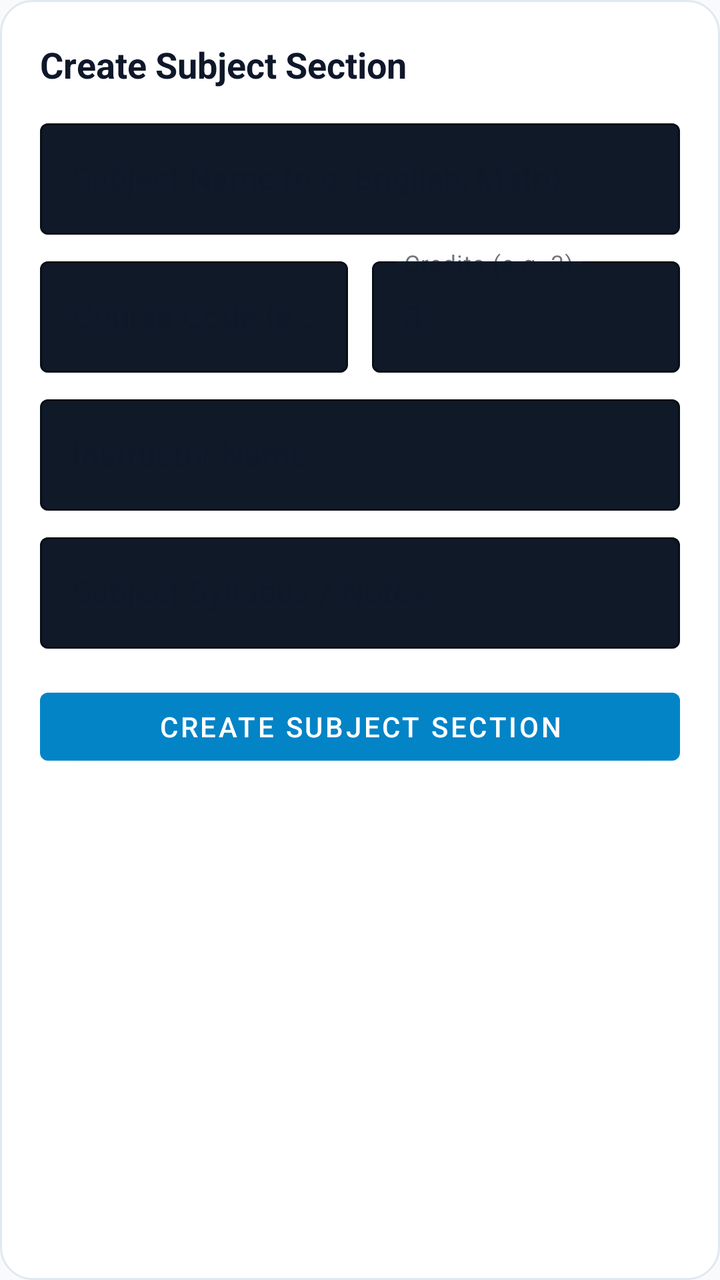
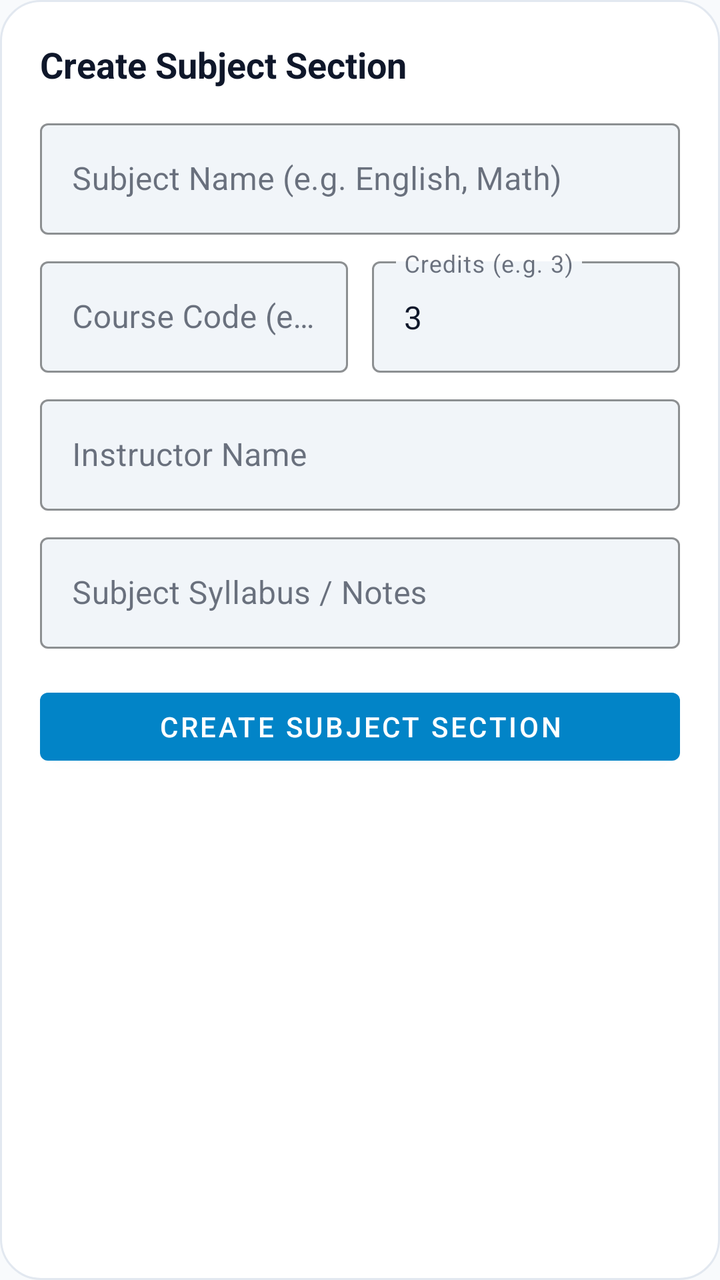

The first picture is an Android layout as it rendered before a commit; the second is the same layout after the commit. The layout source and the unified diff follow.
<!-- AndroidManifest.xml: application theme Theme.LifeSync -->
<!-- res/layout/dialog_add_subject.xml -->
<?xml version="1.0" encoding="utf-8"?>
<LinearLayout xmlns:android="http://schemas.android.com/apk/res/android"
    xmlns:app="http://schemas.android.com/apk/res-auto"
    android:layout_width="match_parent"
    android:layout_height="wrap_content"
    android:background="@drawable/bg_dialog_obsidian_solid"
    android:orientation="vertical"
    android:padding="20dp">

    <TextView
        android:layout_width="wrap_content"
        android:layout_height="wrap_content"
        android:text="Create Subject Section"
        android:textColor="@color/text_primary"
        android:textSize="18sp"
        android:textStyle="bold" />

    <com.google.android.material.textfield.TextInputLayout
        style="@style/Widget.MaterialComponents.TextInputLayout.OutlinedBox"
        android:layout_width="match_parent"
        android:layout_height="wrap_content"
        android:layout_marginTop="12dp"
        app:boxBackgroundColor="#101928"
        app:boxStrokeColor="#263852"
        android:hint="Subject Name (e.g. English, Math)">

        <com.google.android.material.textfield.TextInputEditText
            android:id="@+id/etSubjectName"
            android:layout_width="match_parent"
            android:layout_height="wrap_content"
            android:textColor="@color/text_primary" />
    </com.google.android.material.textfield.TextInputLayout>

    <LinearLayout
        android:layout_width="match_parent"
        android:layout_height="wrap_content"
        android:layout_marginTop="8dp"
        android:orientation="horizontal">

        <com.google.android.material.textfield.TextInputLayout
            style="@style/Widget.MaterialComponents.TextInputLayout.OutlinedBox"
            android:layout_width="0dp"
            android:layout_height="wrap_content"
            android:layout_marginEnd="6dp"
            android:layout_weight="1"
            app:boxBackgroundColor="#101928"
            app:boxStrokeColor="#263852"
            android:hint="Course Code (e.g. CS-204)">

            <com.google.android.material.textfield.TextInputEditText
                android:id="@+id/etSubjectCode"
                android:layout_width="match_parent"
                android:layout_height="wrap_content"
                android:textColor="@color/text_primary" />
        </com.google.android.material.textfield.TextInputLayout>

        <com.google.android.material.textfield.TextInputLayout
            style="@style/Widget.MaterialComponents.TextInputLayout.OutlinedBox"
            android:layout_width="0dp"
            android:layout_height="wrap_content"
            android:layout_marginStart="6dp"
            android:layout_weight="1"
            app:boxBackgroundColor="#101928"
            app:boxStrokeColor="#263852"
            android:hint="Credits (e.g. 3)">

            <com.google.android.material.textfield.TextInputEditText
                android:id="@+id/etSubjectCredits"
                android:layout_width="match_parent"
                android:layout_height="wrap_content"
                android:textColor="@color/text_primary"
                android:inputType="number"
                android:text="3" />
        </com.google.android.material.textfield.TextInputLayout>
    </LinearLayout>

    <com.google.android.material.textfield.TextInputLayout
        style="@style/Widget.MaterialComponents.TextInputLayout.OutlinedBox"
        android:layout_width="match_parent"
        android:layout_height="wrap_content"
        android:layout_marginTop="8dp"
        app:boxBackgroundColor="#101928"
        app:boxStrokeColor="#263852"
        android:hint="Instructor Name">

        <com.google.android.material.textfield.TextInputEditText
            android:id="@+id/etSubjectInstructor"
            android:layout_width="match_parent"
            android:layout_height="wrap_content"
            android:textColor="@color/text_primary" />
    </com.google.android.material.textfield.TextInputLayout>

    <com.google.android.material.textfield.TextInputLayout
        style="@style/Widget.MaterialComponents.TextInputLayout.OutlinedBox"
        android:layout_width="match_parent"
        android:layout_height="wrap_content"
        android:layout_marginTop="8dp"
        app:boxBackgroundColor="#101928"
        app:boxStrokeColor="#263852"
        android:hint="Subject Syllabus / Notes">

        <com.google.android.material.textfield.TextInputEditText
            android:id="@+id/etSubjectNotes"
            android:layout_width="match_parent"
            android:layout_height="wrap_content"
            android:textColor="@color/text_primary" />
    </com.google.android.material.textfield.TextInputLayout>

    <com.google.android.material.button.MaterialButton
        android:id="@+id/btnSaveSubject"
        android:layout_width="match_parent"
        android:layout_height="46dp"
        android:layout_marginTop="16dp"
        android:text="Create Subject Section" />

</LinearLayout>
<!-- resources referenced by this layout -->
<resources>
  <color name="text_primary">#0F172A</color>
  <!-- drawable bg_dialog_obsidian_solid (drawable) -->
  <?xml version="1.0" encoding="utf-8"?>
  <shape xmlns:android="http://schemas.android.com/apk/res/android"
      android:shape="rectangle">
      <solid android:color="@color/surface" />
      <corners android:radius="16dp" />
      <stroke
          android:width="1dp"
          android:color="@color/card_stroke" />
  </shape>
  <style name="Theme.LifeSync" parent="Theme.MaterialComponents.DayNight.NoActionBar">
          <item name="colorPrimary">@color/primary</item>
          <item name="colorPrimaryVariant">@color/primary_variant</item>
          <item name="colorOnPrimary">@color/on_primary</item>
          <item name="colorSecondary">@color/secondary</item>
          <item name="colorSecondaryVariant">@color/secondary_variant</item>
          <item name="colorOnSecondary">@color/on_secondary</item>
          <item name="colorSurface">@color/surface</item>
          <item name="colorOnSurface">@color/text_primary</item>
          <item name="colorOnBackground">@color/text_primary</item>
          <item name="colorOnSurfaceVariant">@color/text_secondary</item>
          <item name="android:colorBackground">@color/background</item>
          <item name="android:windowBackground">@color/background</item>
          <item name="android:textColorPrimary">@color/text_primary</item>
          <item name="android:textColorSecondary">@color/text_secondary</item>
          <item name="android:statusBarColor">@color/background</item>
          <item name="android:windowLightStatusBar">true</item>
          <item name="android:navigationBarColor">@color/background</item>
          <item name="materialCardViewStyle">@style/CardElevationRounded</item>
          <item name="android:textViewStyle">@style/DuoRhythmTextView</item>
          <item name="android:editTextStyle">@style/DuoRhythmEditText</item>
          <item name="editTextStyle">@style/DuoRhythmEditText</item>
      </style>
  <color name="surface">#FFFFFF</color>
  <color name="card_stroke">#E2E8F0</color>
  <color name="primary">#0284C7</color>
  <color name="primary_variant">#0369A1</color>
  <color name="on_primary">#FFFFFF</color>
  <color name="secondary">#7C3AED</color>
  <color name="secondary_variant">#6D28D9</color>
  <color name="on_secondary">#FFFFFF</color>
  <color name="text_secondary">#64748B</color>
  <color name="background">#F8FAFC</color>
  <style name="CardElevationRounded" parent="Widget.MaterialComponents.CardView">
          <item name="cardCornerRadius">22dp</item>
          <item name="cardElevation">2dp</item>
          <item name="strokeWidth">1dp</item>
          <item name="strokeColor">@color/card_stroke</item>
          <item name="cardBackgroundColor">@color/surface_card</item>
      </style>
  <style name="DuoRhythmTextView" parent="android:Widget.TextView">
          <item name="android:lineSpacingExtra">2dp</item>
          <item name="android:fontFamily">sans-serif</item>
          <item name="android:includeFontPadding">true</item>
      </style>
  <style name="DuoRhythmEditText" parent="android:Widget.EditText">
          <item name="android:lineSpacingExtra">2dp</item>
          <item name="android:fontFamily">sans-serif</item>
          <item name="android:includeFontPadding">true</item>
          <item name="android:textColor">@color/text_primary</item>
          <item name="android:textColorHint">@color/text_secondary</item>
      </style>
  <color name="surface_card">#FFFFFF</color>
</resources>

<!-- the commit's change to res/layout/dialog_add_subject.xml (unified diff, before → after) -->
@@ -3,7 +3,7 @@
     xmlns:app="http://schemas.android.com/apk/res-auto"
     android:layout_width="match_parent"
     android:layout_height="wrap_content"
-    android:background="@drawable/bg_dialog_obsidian_solid"
+    android:background="@drawable/bg_dialog_glass"
     android:orientation="vertical"
     android:padding="20dp">
 
@@ -20,15 +20,16 @@
         android:layout_width="match_parent"
         android:layout_height="wrap_content"
         android:layout_marginTop="12dp"
-        app:boxBackgroundColor="#101928"
-        app:boxStrokeColor="#263852"
+        app:boxBackgroundColor="@color/surface_variant"
+        app:boxStrokeColor="@color/card_stroke_bright"
         android:hint="Subject Name (e.g. English, Math)">
 
         <com.google.android.material.textfield.TextInputEditText
             android:id="@+id/etSubjectName"
             android:layout_width="match_parent"
             android:layout_height="wrap_content"
-            android:textColor="@color/text_primary" />
+            android:textColor="?attr/colorOnSurface"
+            android:textColorHint="?attr/colorOutline" />
     </com.google.android.material.textfield.TextInputLayout>
 
     <LinearLayout
@@ -43,15 +44,16 @@
             android:layout_height="wrap_content"
             android:layout_marginEnd="6dp"
             android:layout_weight="1"
-            app:boxBackgroundColor="#101928"
-            app:boxStrokeColor="#263852"
+            app:boxBackgroundColor="@color/surface_variant"
+            app:boxStrokeColor="@color/card_stroke_bright"
             android:hint="Course Code (e.g. CS-204)">
 
             <com.google.android.material.textfield.TextInputEditText
                 android:id="@+id/etSubjectCode"
                 android:layout_width="match_parent"
                 android:layout_height="wrap_content"
-                android:textColor="@color/text_primary" />
+                android:textColor="?attr/colorOnSurface"
+                android:textColorHint="?attr/colorOutline" />
         </com.google.android.material.textfield.TextInputLayout>
 
         <com.google.android.material.textfield.TextInputLayout
@@ -60,17 +62,18 @@
             android:layout_height="wrap_content"
             android:layout_marginStart="6dp"
             android:layout_weight="1"
-            app:boxBackgroundColor="#101928"
-            app:boxStrokeColor="#263852"
+            app:boxBackgroundColor="@color/surface_variant"
+            app:boxStrokeColor="@color/card_stroke_bright"
             android:hint="Credits (e.g. 3)">
 
             <com.google.android.material.textfield.TextInputEditText
                 android:id="@+id/etSubjectCredits"
                 android:layout_width="match_parent"
                 android:layout_height="wrap_content"
-                android:textColor="@color/text_primary"
                 android:inputType="number"
-                android:text="3" />
+                android:text="3"
+                android:textColor="?attr/colorOnSurface"
+                android:textColorHint="?attr/colorOutline" />
         </com.google.android.material.textfield.TextInputLayout>
     </LinearLayout>
 
@@ -79,15 +82,16 @@
         android:layout_width="match_parent"
         android:layout_height="wrap_content"
         android:layout_marginTop="8dp"
-        app:boxBackgroundColor="#101928"
-        app:boxStrokeColor="#263852"
+        app:boxBackgroundColor="@color/surface_variant"
+        app:boxStrokeColor="@color/card_stroke_bright"
         android:hint="Instructor Name">
 
         <com.google.android.material.textfield.TextInputEditText
             android:id="@+id/etSubjectInstructor"
             android:layout_width="match_parent"
             android:layout_height="wrap_content"
-            android:textColor="@color/text_primary" />
+            android:textColor="?attr/colorOnSurface"
+            android:textColorHint="?attr/colorOutline" />
     </com.google.android.material.textfield.TextInputLayout>
 
     <com.google.android.material.textfield.TextInputLayout
@@ -95,15 +99,16 @@
         android:layout_width="match_parent"
         android:layout_height="wrap_content"
         android:layout_marginTop="8dp"
-        app:boxBackgroundColor="#101928"
-        app:boxStrokeColor="#263852"
+        app:boxBackgroundColor="@color/surface_variant"
+        app:boxStrokeColor="@color/card_stroke_bright"
         android:hint="Subject Syllabus / Notes">
 
         <com.google.android.material.textfield.TextInputEditText
             android:id="@+id/etSubjectNotes"
             android:layout_width="match_parent"
             android:layout_height="wrap_content"
-            android:textColor="@color/text_primary" />
+            android:textColor="?attr/colorOnSurface"
+            android:textColorHint="?attr/colorOutline" />
     </com.google.android.material.textfield.TextInputLayout>
 
     <com.google.android.material.button.MaterialButton
<!-- resource entries referenced after the edit -->
@@ -1,12 +1,14 @@
 <!-- resources referenced by this layout -->
 <resources>
+  <color name="card_stroke_bright">#CBD5E1</color>
+  <color name="surface_variant">#F1F5F9</color>
   <color name="text_primary">#0F172A</color>
-  <!-- drawable bg_dialog_obsidian_solid (drawable) -->
+  <!-- drawable bg_dialog_glass (drawable) -->
   <?xml version="1.0" encoding="utf-8"?>
   <shape xmlns:android="http://schemas.android.com/apk/res/android"
       android:shape="rectangle">
+      <corners android:radius="20dp" />
       <solid android:color="@color/surface" />
-      <corners android:radius="16dp" />
       <stroke
           android:width="1dp"
           android:color="@color/card_stroke" />
